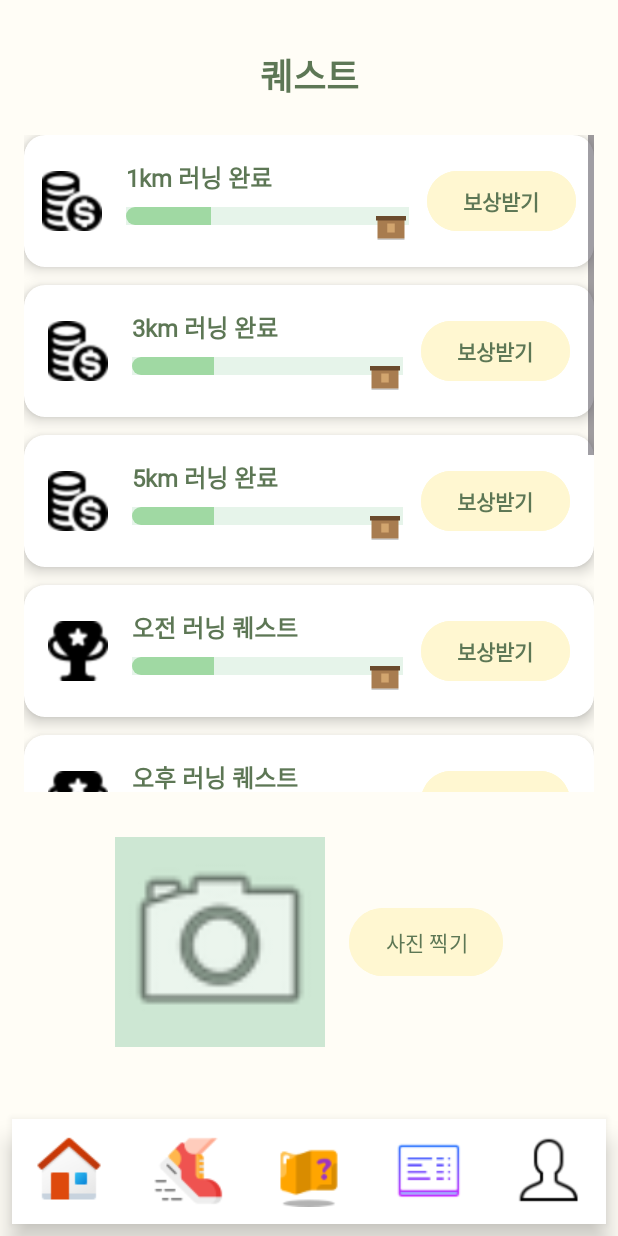
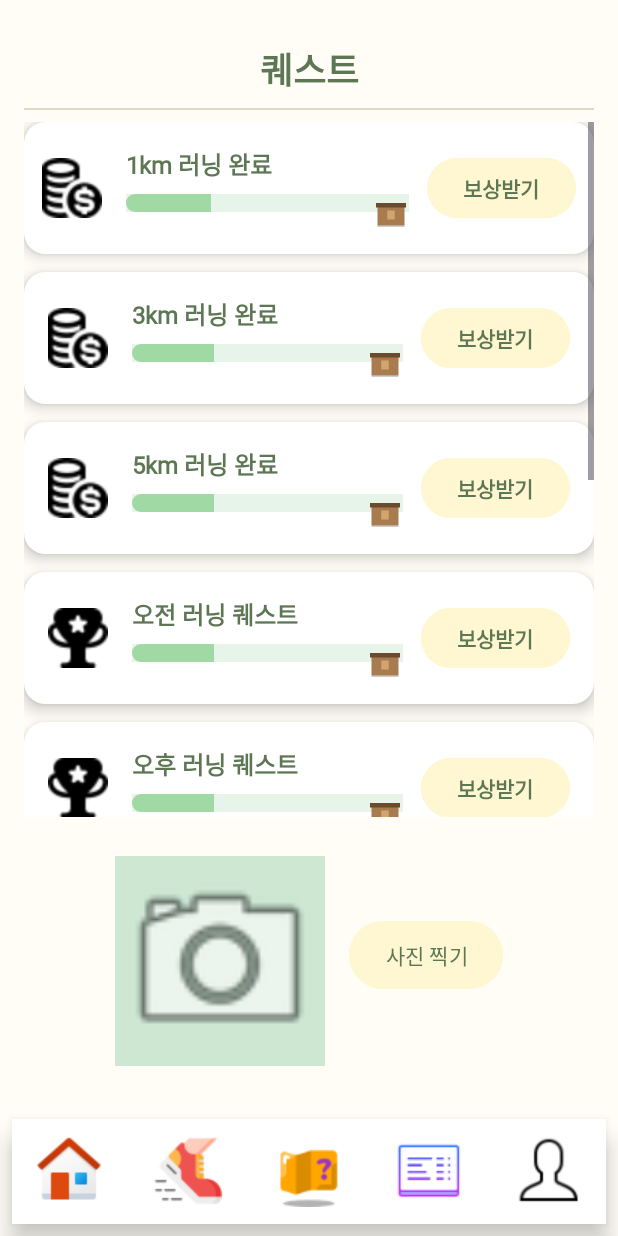
Before and after one commit to Runningfarm/new_juwon, an Android app: the Tab3Activity screen opened directly, with no data from a screen before it, on a phone screen of 412 x 824 dp. Run offline under Robolectric (Android 15) with nearby library versions, the light colour scheme and no system bars.

Commit message:
7월 27일 수정사항

```diff
--- /dev/null
+++ b/app/src/main/res/color/chip_selector.xml
@@ -0,0 +1,5 @@
+<?xml version="1.0" encoding="utf-8"?>
+<selector xmlns:android="http://schemas.android.com/apk/res/android">
+    <item android:color="#FFF7D1" android:state_checked="true"/>
+    <item android:color="#E6F4EA"/>
+</selector>
--- a/app/src/main/res/layout/activity_tab3.xml
+++ b/app/src/main/res/layout/activity_tab3.xml
@@ -18,7 +18,7 @@
             android:orientation="vertical">
 
             <TextView
-                android:id="@+id/tvQuestTitle"
+                android:id="@+id/inventoryTitle"
                 android:layout_width="match_parent"
                 android:layout_height="wrap_content"
                 android:text="퀘스트"
@@ -26,10 +26,15 @@
                 android:textStyle="bold"
                 android:textColor="#5D7755"
                 android:gravity="center"
-                android:paddingTop="16dp"
-                android:paddingBottom="12dp"
-                android:layout_marginBottom="10dp"
+                android:paddingTop="12dp"
+                android:paddingBottom="8dp"
                 android:fontFamily="@font/nanumgothic_regular" />
+
+            <View
+                android:layout_width="match_parent"
+                android:layout_height="1dp"
+                android:background="#DDD9C9"
+                android:layout_marginBottom="8dp" />
 
             <ScrollView
                 android:layout_width="match_parent"
@@ -750,8 +755,8 @@
                 android:layout_height="wrap_content"
                 android:orientation="horizontal"
                 android:gravity="center"
-                android:layout_marginBottom="12dp"
-                android:layout_marginTop="18dp">
+                android:layout_marginBottom="5dp"
+                android:layout_marginTop="12dp">
 
                 <ImageView
                     android:id="@+id/imagePreview"
@@ -762,7 +767,7 @@
                     android:background="#E6F4EA"
                     android:contentDescription="사진 미리보기"
                     android:layout_marginTop="12dp"
-                    android:layout_marginBottom="12dp"
+                    android:layout_marginBottom="8dp"
                     android:clipToOutline="true"
                     android:outlineProvider="background"
                     android:backgroundTint="#CDE7D3" />
```
Also changed, not shown: app/src/main/res/layout/activity_tab4.xml (+41 -12 lines).
